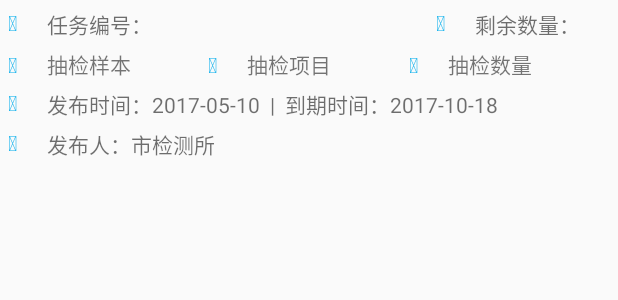
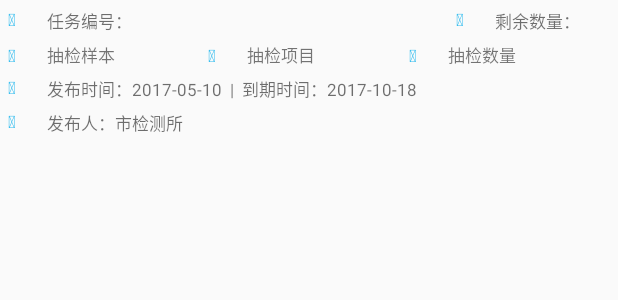
Before and after one commit to zhouzhenfei8888/sampling, an Android app: the layout order_item.xml on its own in the app's theme, with its tools: preview values and no code run, on a phone screen of 412 x 824 dp. Shown: the top 300 px of the screen. Run offline under Robolectric (Android 15) with nearby library versions, the phone set to English and light mode, and no system bars; plain views replace TypefaceTextView.

```diff
--- a/app/src/main/java/com/sampling/Fragment/AddCaiyangFrag.java
+++ b/app/src/main/java/com/sampling/Fragment/AddCaiyangFrag.java
@@ -211,9 +211,12 @@ public class AddCaiyangFrag extends UltimateNetFrag implements View.OnClickListe
         edMarketName = findViewById(R.id.tv_market_name);
         edBoothNo = findViewById(R.id.tv_booth_no);
         edDetail = findViewById(R.id.tv_detail);
-        Map<String, Object> argument = getArgument(new String[]{"sorderno"});
+        Map<String, Object> argument = getArgument(new String[]{"sorderno","sxiangmu","smingchen"});
         Log.d("gggjjjjccc",argument.get("sorderno").toString());
         tvOrderNo.setText(argument.get("sorderno").toString());
+        tvLeibie.setText(argument.get("sxiangmu").toString());
+        tvMingchen.setText(argument.get("smingchen").toString());
+        tvMethond.setText(argument.get("smingchen").toString()+"采样方法");
         userinfo = UltimatePreferenceHelper.get("userinfo", new String[]{"susername", "spwd"});
         openUrl(CommonInfo.getSiteInfo, new RequestParams(new String[]{"user", "pw"},
                 new String[]{userinfo.get("susername").toString(), userinfo.get("spwd").toString()}), 3);
--- a/app/src/main/res/layout/order_item.xml
+++ b/app/src/main/res/layout/order_item.xml
@@ -18,6 +18,7 @@
             android:layout_height="16dp"
             android:text="@string/text_form"
             android:textColor="@color/app_color"
+            android:textSize="11sp"
             app:typefaceModify="iconfont.ttf" />
 
         <TextView
@@ -28,6 +29,7 @@
             android:layout_marginLeft="10dp"
             android:singleLine="true"
             android:text="任务编号："
+            android:textSize="11sp"
             android:textColor="@color/c_90000000" />
 
 
@@ -37,6 +39,7 @@
             android:text="@string/text_left"
             android:textColor="@color/app_color"
             android:layout_toLeftOf="@+id/tv_left"
+            android:textSize="11sp"
             app:typefaceModify="iconfont.ttf" />
 
         <TextView
@@ -48,6 +51,7 @@
             android:layout_marginRight="20dp"
             android:layout_weight="1"
             android:text="剩余数量："
+            android:textSize="11sp"
             android:textColor="@color/c_90000000" />
     </RelativeLayout>
 
@@ -62,6 +66,7 @@
             android:layout_height="16dp"
             android:text="@string/text_yangben"
             android:textColor="@color/app_color"
+            android:textSize="11sp"
             app:typefaceModify="iconfont.ttf" />
 
         <TextView
@@ -69,7 +74,9 @@
             android:layout_width="wrap_content"
             android:layout_height="wrap_content"
             android:layout_marginLeft="10dp"
+            android:textSize="11sp"
             android:layout_weight="1"
+            android:ellipsize="end"
             android:text="抽检样本" />
 
         <com.bill.ultimatefram.view.textview.TypefaceTextView
@@ -77,6 +84,7 @@
             android:layout_height="16dp"
             android:text="@string/text_xiangmu"
             android:textColor="@color/app_color"
+            android:textSize="11sp"
             app:typefaceModify="iconfont.ttf" />
 
         <TextView
@@ -84,6 +92,8 @@
             android:layout_width="wrap_content"
             android:layout_height="wrap_content"
             android:layout_marginLeft="10dp"
+            android:textSize="11sp"
+            android:ellipsize="end"
             android:layout_weight="1"
             android:text="抽检项目" />
 
@@ -91,6 +101,7 @@
             android:layout_width="16dp"
             android:layout_height="16dp"
             android:text="@string/text_no"
+            android:textSize="11sp"
             android:textColor="@color/app_color"
             app:typefaceModify="iconfont.ttf" />
 
@@ -100,6 +111,7 @@
             android:layout_height="wrap_content"
             android:layout_marginLeft="10dp"
             android:layout_weight="1"
+            android:textSize="11sp"
             android:text="抽检数量" />
     </LinearLayout>
 
@@ -114,6 +126,7 @@
             android:layout_height="16dp"
             android:text="@string/text_clock"
             android:textColor="@color/app_color"
+            android:textSize="11sp"
             app:typefaceModify="iconfont.ttf" />
 
         <TextView
@@ -124,6 +137,7 @@
             android:layout_marginLeft="10dp"
             android:layout_weight="1"
             android:text="发布时间：2017-05-10  |  到期时间：2017-10-18"
+            android:textSize="11sp"
             android:textColor="@color/c_90000000" />
     </LinearLayout>
 
@@ -138,6 +152,7 @@
             android:layout_height="16dp"
             android:text="@string/text_account"
             android:textColor="@color/app_color"
+            android:textSize="11sp"
             app:typefaceModify="iconfont.ttf" />
 
         <TextView
@@ -148,6 +163,7 @@
             android:layout_marginLeft="10dp"
             android:layout_weight="1"
             android:text="发布人：市检测所"
+            android:textSize="11sp"
             android:textColor="@color/c_90000000" />
     </LinearLayout>
 </LinearLayout>
```
Also changed, not shown: app/src/main/java/com/sampling/Fragment/CaiyangDetailFrag.java (+8 -5 lines), app/src/main/java/com/sampling/Fragment/CaiyangListFrag.java (+12 -1 lines), app/src/main/java/com/sampling/Fragment/OrderListFrag.java (+43 -5 lines), app/src/main/res/layout/print_view.xml (+9 -9 lines).
